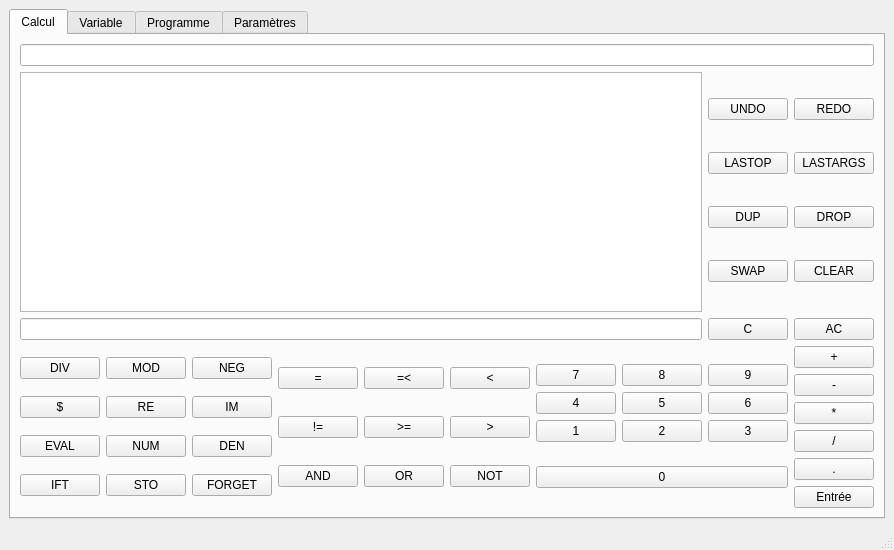
First picture: the form in mainwindow.ui, repository doremiiy/LO21_UTCalculator, before the edit.
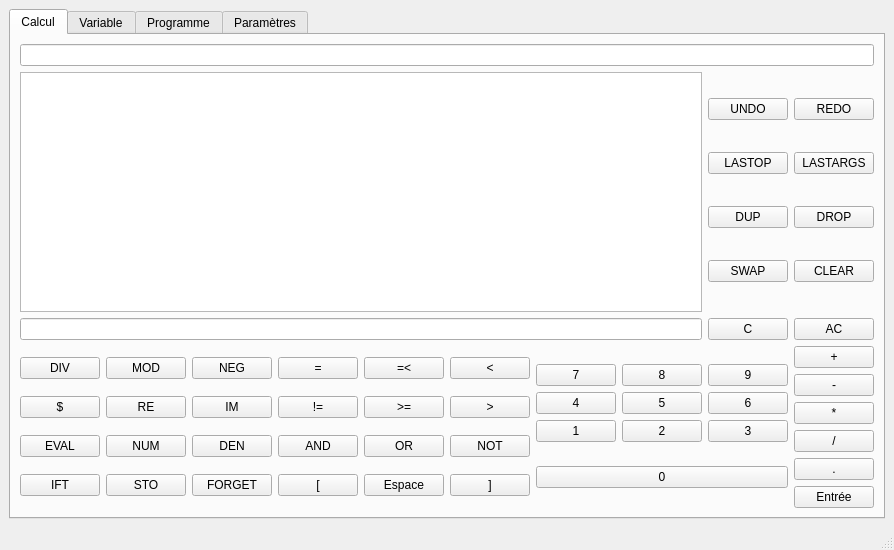
Second picture: the form after the edit. The open tabs and pages were chosen to show the change.

Diff of the .ui file:
```diff
--- a/mainwindow.ui
+++ b/mainwindow.ui
@@ -297,6 +297,27 @@
                   </property>
                  </widget>
                 </item>
+                <item row="3" column="0">
+                 <widget class="QPushButton" name="buttonLCroch">
+                  <property name="text">
+                   <string>[</string>
+                  </property>
+                 </widget>
+                </item>
+                <item row="3" column="1">
+                 <widget class="QPushButton" name="buttonEscp">
+                  <property name="text">
+                   <string>Espace</string>
+                  </property>
+                 </widget>
+                </item>
+                <item row="3" column="2">
+                 <widget class="QPushButton" name="buttonRCroch">
+                  <property name="text">
+                   <string>]</string>
+                  </property>
+                 </widget>
+                </item>
                </layout>
               </item>
              </layout>
```
Left out of the diff: 2 changed lines with no effect on the pictures.
